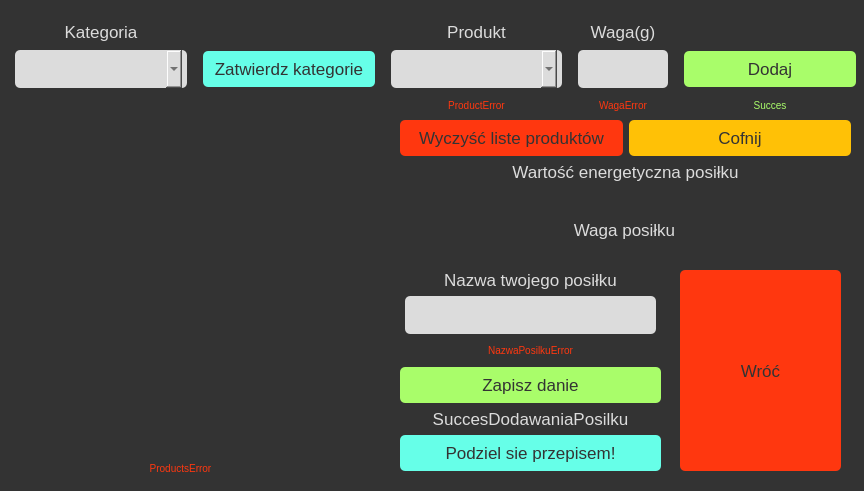
Czajsoon/TwojeKalorieApp, file addingnewmeal.ui: the form before one commit.
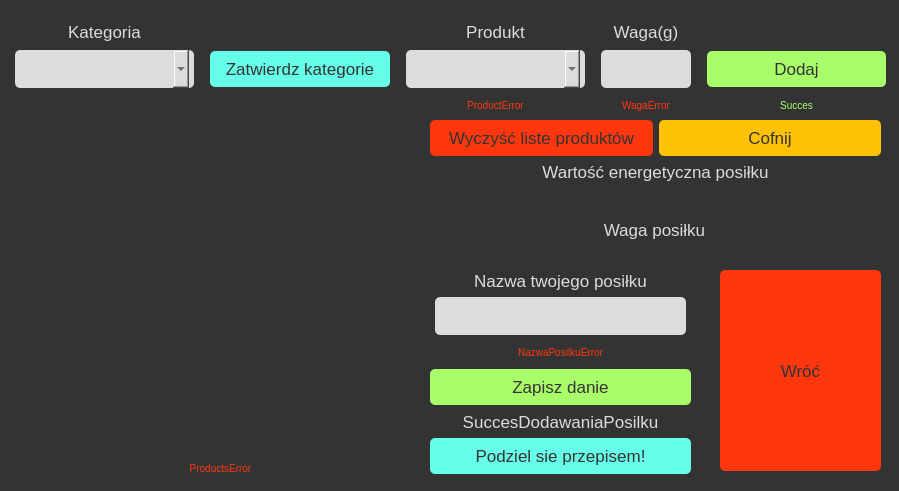
The form after the commit.

```diff
--- a/addingnewmeal.ui
+++ b/addingnewmeal.ui
@@ -6,7 +6,7 @@
    <rect>
     <x>0</x>
     <y>0</y>
-    <width>864</width>
+    <width>899</width>
     <height>491</height>
    </rect>
   </property>
@@ -290,7 +290,7 @@
     <rect>
      <x>10</x>
      <y>120</y>
-     <width>341</width>
+     <width>391</width>
      <height>331</height>
     </rect>
    </property>
@@ -327,7 +327,7 @@
     <rect>
      <x>10</x>
      <y>20</y>
-     <width>851</width>
+     <width>881</width>
      <height>97</height>
     </rect>
    </property>
@@ -433,7 +433,7 @@
   <widget class="QLabel" name="ProductsListError">
    <property name="geometry">
     <rect>
-     <x>20</x>
+     <x>60</x>
      <y>460</y>
      <width>321</width>
      <height>16</height>
@@ -449,10 +449,10 @@
   <widget class="QWidget" name="gridLayoutWidget_2">
    <property name="geometry">
     <rect>
-     <x>400</x>
+     <x>430</x>
      <y>270</y>
      <width>261</width>
-     <height>201</height>
+     <height>204</height>
     </rect>
    </property>
    <layout class="QGridLayout" name="gridLayout_2">
@@ -508,7 +508,7 @@
   <widget class="QWidget" name="gridLayoutWidget_3">
    <property name="geometry">
     <rect>
-     <x>400</x>
+     <x>430</x>
      <y>120</y>
      <width>451</width>
      <height>101</height>
@@ -544,7 +544,7 @@
   <widget class="QLabel" name="WAaPosilkuPods">
    <property name="geometry">
     <rect>
-     <x>400</x>
+     <x>430</x>
      <y>220</y>
      <width>449</width>
      <height>53</height>
@@ -560,7 +560,7 @@
   <widget class="QPushButton" name="wyjdz">
    <property name="geometry">
     <rect>
-     <x>680</x>
+     <x>720</x>
      <y>270</y>
      <width>161</width>
      <height>201</height>
```
